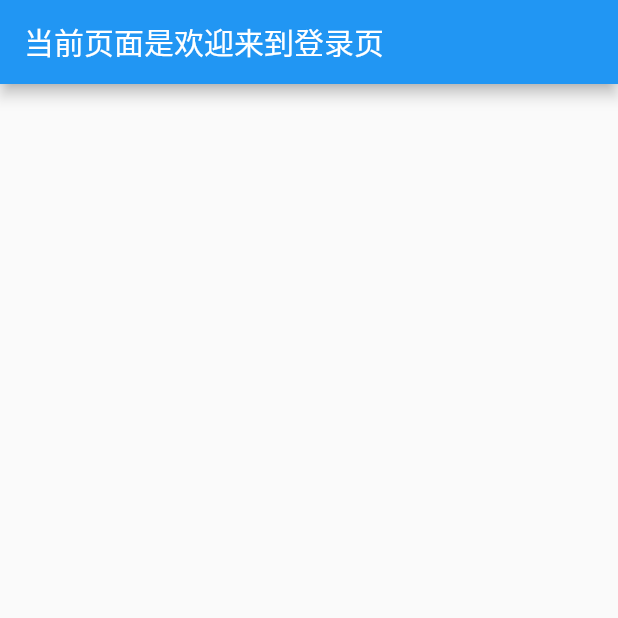
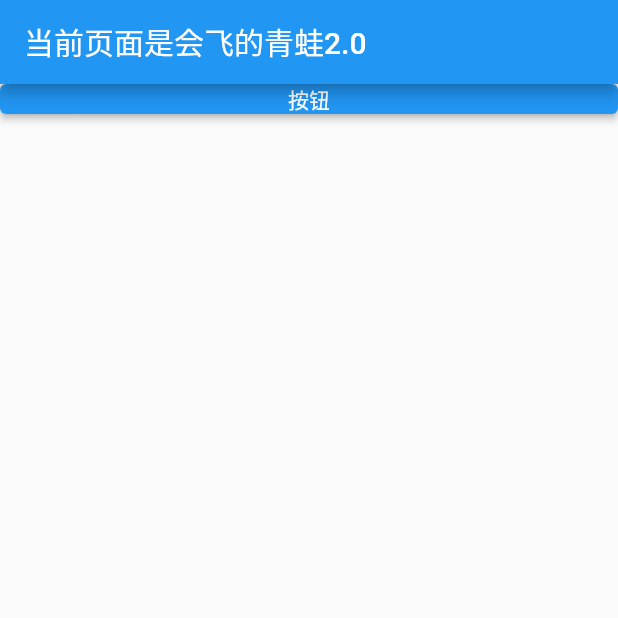
Before and after one commit to chatgpt10/good_guest, a Flutter app: the screen it shows after launch, on a phone screen of 412 x 824 dp, the top half of it. Run offline on Flutter 3.47's test engine with Material 2 defaults, Android fonts, the phone set to English and light mode, and no system bars; our stand-ins replace fluro.

Commit message:
feat:配置fluro

```diff
--- a/lib/application.dart
+++ /dev/null
@@ -1,14 +0,0 @@
-import 'package:flutter/material.dart';
-import 'package:good_guest/pages/home/index.dart';
-import 'package:good_guest/pages/login.dart';
-
-class Application extends StatelessWidget {
-  const Application({Key? key}) : super(key: key);
-
-  @override
-  Widget build(BuildContext context) {
-    return const MaterialApp(
-      home: LoginPage(),
-    );
-  }
-}
--- a/lib/main.dart
+++ b/lib/main.dart
@@ -1,7 +1,7 @@
 import 'package:flutter/material.dart';
 
-import 'application.dart';
+import 'myApp.dart';
 
 void main() {
-  runApp(const Application());
+  runApp(const MyApp());
 }
--- /dev/null
+++ b/lib/myApp.dart
@@ -0,0 +1,53 @@
+import 'package:fluro/fluro.dart';
+import 'package:flutter/material.dart';
+// import 'package:good_guest/pages/home/index.dart';
+// import 'package:good_guest/pages/login.dart';
+// 路由
+import 'package:good_guest/route/routes.dart';
+import 'package:good_guest/route/application.dart';
+
+// class MyApp extends StatelessWidget {
+//   const MyApp({Key? key}) : super(key: key);
+
+//   @override
+//   Widget build(BuildContext context) {
+//     final router = FluroRouter();
+//     Routes.configureRoutes(router);
+//     MyApp.router = router;
+//     return const MaterialApp(
+//       onGenerateRoute: router.generator,
+//     );
+//   }
+// }
+
+class MyApp extends StatefulWidget {
+  const MyApp({Key? key}) : super(key: key);
+
+  @override
+  State<MyApp> createState() => _MyAppState();
+}
+
+class _MyAppState extends State<MyApp> {
+  @override
+  void initState() {
+    super.initState();
+    final router = FluroRouter();
+    Application.router = router; //一定要先写这行
+    Routes.configureRoutes(router);
+    //再写这一行，因为我们在application中为给router初始值，如果先使用它肯定报错，所以要先赋值再使用
+  }
+
+  @override
+  Widget build(BuildContext context) {
+    final app = MaterialApp(
+      title: 'Fluro',
+      debugShowCheckedModeBanner: false,
+      theme: ThemeData(
+        primarySwatch: Colors.blue,
+      ),
+      onGenerateRoute: Application.router.generator, //全局注册
+    );
+//    print("initial route = ${app.initialRoute}");
+    return app;
+  }
+}
--- a/lib/pages/home/index.dart
+++ b/lib/pages/home/index.dart
@@ -10,7 +10,8 @@ class HomePage extends StatelessWidget {
   Widget build(BuildContext context) {
     return Container(
       child: const PageContent(
-        name: '创世2.0',
+        name: '会飞的青蛙2.0',
+        RouterName: 'login',
       ),
     );
   }
--- a/lib/pages/login.dart
+++ b/lib/pages/login.dart
@@ -12,6 +12,7 @@ class LoginPage extends StatelessWidget {
     return Container(
       child: const PageContent(
         name: '欢迎来到登录页',
+        RouterName: 'home',
       ),
     );
   }
--- /dev/null
+++ b/lib/route/application.dart
@@ -0,0 +1,5 @@
+import 'package:fluro/fluro.dart';
+
+class Application {
+  static late final FluroRouter router;
+}
--- /dev/null
+++ b/lib/route/routes.dart
@@ -0,0 +1,30 @@
+// fluro 路由配置
+import 'package:flutter/material.dart';
+import 'package:fluro/fluro.dart';
+import 'package:good_guest/pages/home/index.dart';
+import '../pages/login.dart';
+
+// 对应处理函数
+var _homeHandler = Handler(
+    handlerFunc: (BuildContext? context, Map<String, List<String>> params) {
+  return const HomePage();
+});
+var _loginHandler = Handler(
+    handlerFunc: (BuildContext? context, Map<String, List<String>> params) {
+  return const LoginPage();
+});
+
+// 路由配置
+class Routes {
+  static String home = "/";
+  static String login = "/login";
+  static void configureRoutes(FluroRouter router) {
+    router.notFoundHandler = Handler(
+        handlerFunc: (BuildContext? context, Map<String, List<String>> params) {
+      print("ROUTE WAS NOT FOUND !!!");
+      return;
+    });
+    router.define(home, handler: _homeHandler);
+    router.define(login, handler: _loginHandler);
+  }
+}
--- a/lib/widgets/page_content.dart
+++ b/lib/widgets/page_content.dart
@@ -1,9 +1,12 @@
 import 'package:flutter/material.dart';
+import 'package:good_guest/route/routes.dart';
 
 class PageContent extends StatelessWidget {
   final String name;
+  final String RouterName;
 
-  const PageContent({Key? key, required this.name}) : super(key: key);
+  const PageContent({Key? key, required this.name, required this.RouterName})
+      : super(key: key);
 
   @override
   Widget build(BuildContext context) {
@@ -11,6 +14,21 @@ class PageContent extends StatelessWidget {
       appBar: AppBar(
         title: Text('当前页面是$name'),
       ),
+      body: ListView(
+        children: <Widget>[
+          Container(
+            width: 40.0,
+            height: 20.0,
+            child: ElevatedButton(
+              child: Text("按钮"),
+              onPressed: () {
+                print("点击按钮");
+                Navigator.pushNamed(context, Routes.login);
+              },
+            ),
+          ),
+        ],
+      ),
     );
   }
 }
```
